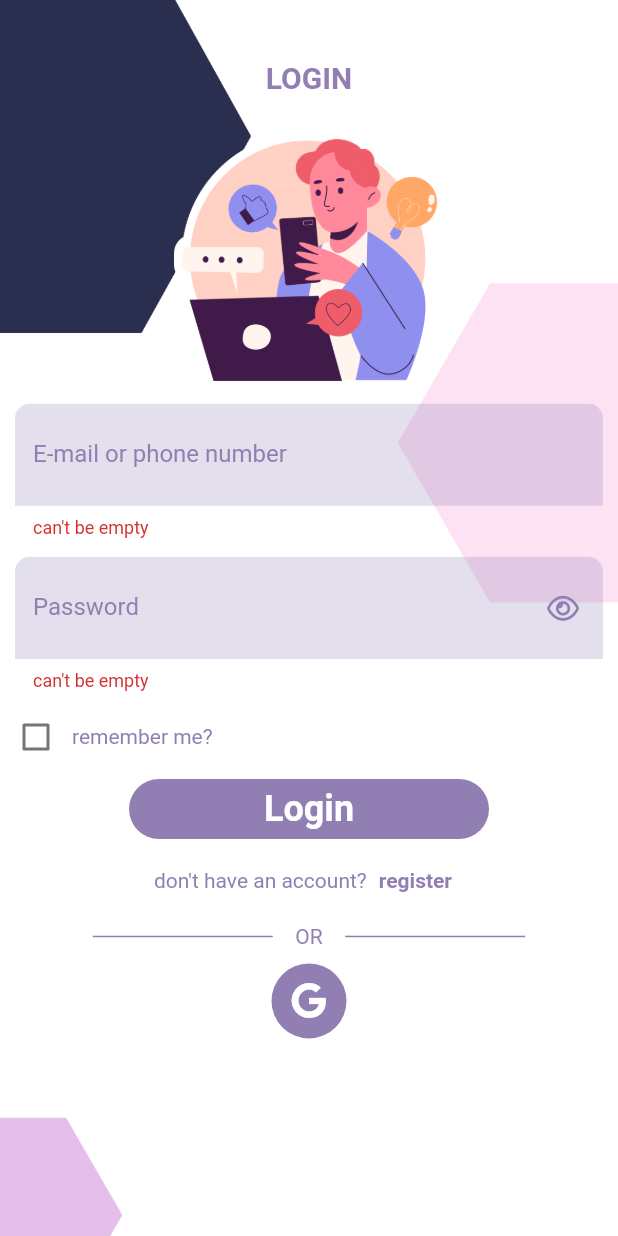
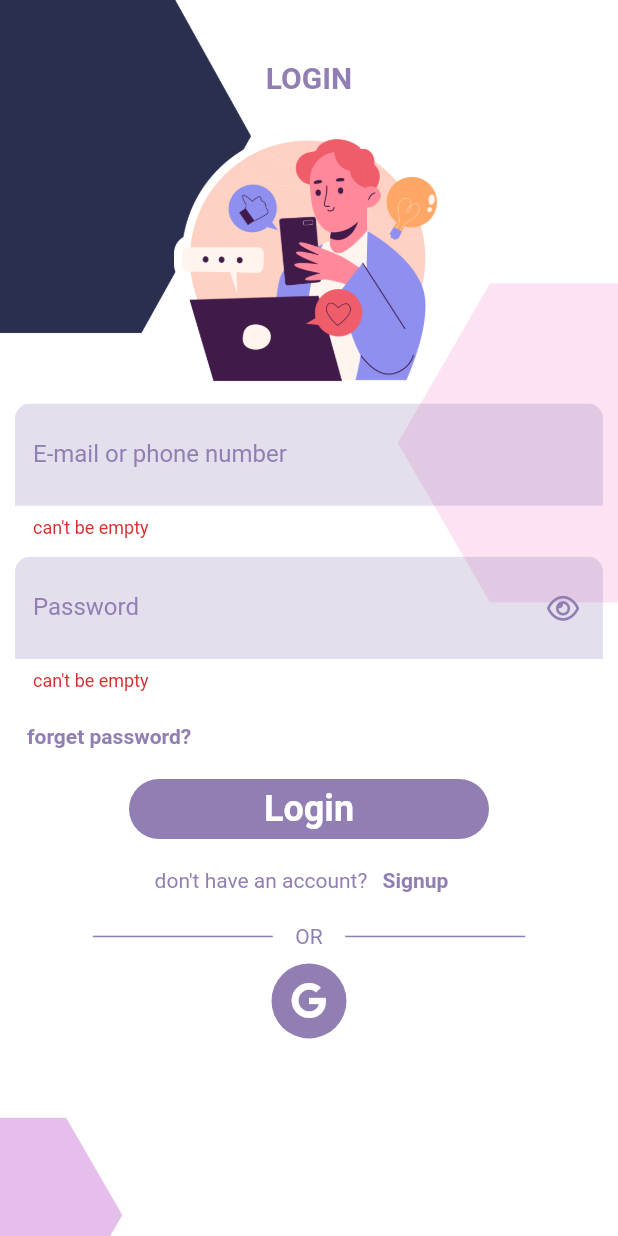
Before and after one commit to MazenJadaan/SocialMaster2, a Flutter app: the screen it shows after launch, after a tap on "Skip", after a tap on "Done", on a phone screen of 412 x 824 dp. Run offline on Flutter 3.47's test engine with Material 2 defaults, Android fonts, the phone set to English and light mode, and no system bars; our stand-ins replace font_awesome_flutter, google_sign_in, image_picker, smooth_page_indicator.

Commit message:
mohamad commit

```diff
--- a/lib/modules/auth/login.dart
+++ b/lib/modules/auth/login.dart
@@ -95,20 +95,21 @@ class _LoginState extends State<Login> {
                     );
                   }),
 
-                  Row(
-                    children: [
-                      Checkbox(
-                          value: _check,
-                          // activeColor:Colors.white ,
-                          onChanged: (not) {
-                            _check = !_check;
-                          }),
-                      Text(
-                        'remember me?',
-                        style: TextStyle(color: AppTheme.colors.purple),
-                      )
-                    ],
-                  ),
+
+                      Row(
+                        children: [
+                          SizedBox(width: 10,),
+                          TextButton(
+                            onPressed: (){},
+                            child: Text(
+                              'forget password?',
+                              style: TextStyle(color: AppTheme.colors.purple,
+                                fontWeight: FontWeight.bold,),
+                            ),
+                          ),
+                        ],
+                      ),
+
 
                   MyMaterialButton(
                     width: 240,
@@ -137,7 +138,7 @@ class _LoginState extends State<Login> {
                             }));
                           },
                           child: Text(
-                            'register',
+                            'Signup',
                             style: TextStyle(
                               color: AppTheme.colors.purple,
                               fontWeight: FontWeight.bold,
--- a/lib/modules/auth/signup.dart
+++ b/lib/modules/auth/signup.dart
@@ -148,7 +148,7 @@ class Signup extends StatelessWidget {
                             Navigator.of(context).pop();
                           },
                           child: Text(
-                            'login',
+                            'Login',
                             style: TextStyle(
                               color: AppTheme.colors.purple,
                               fontWeight: FontWeight.bold,
```
